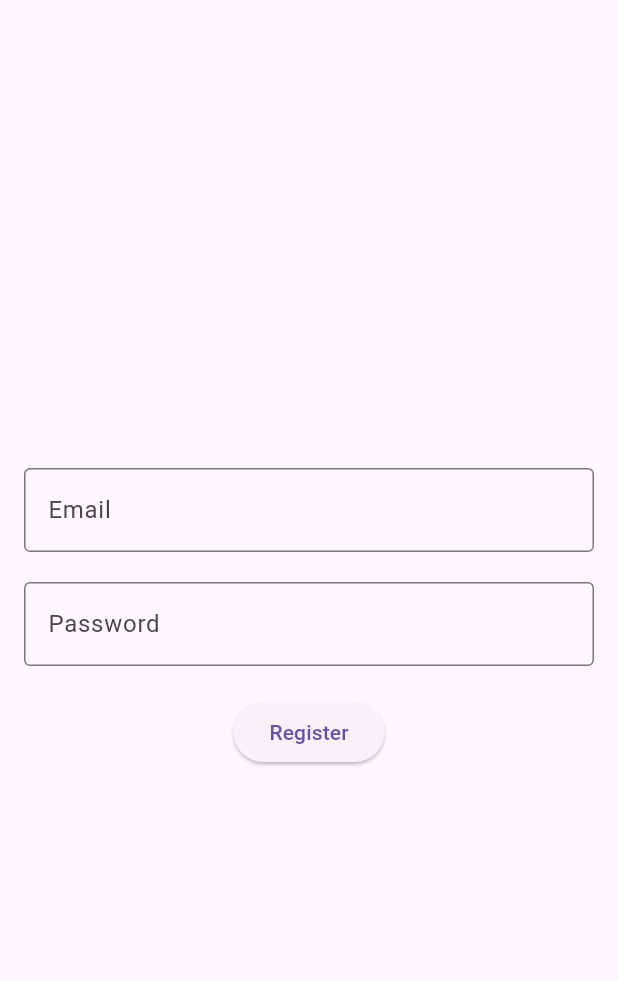
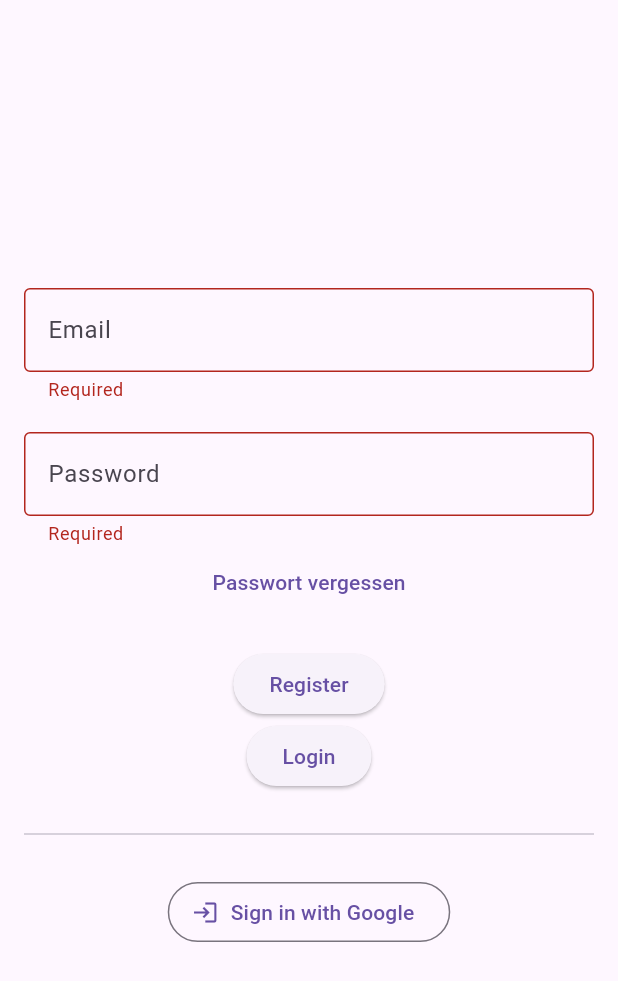
Before and after one commit to JanAppAkademie/b11_app, a Flutter app: the screen it shows after launch, after a tap on "Register", on a phone screen of 412 x 824 dp. Shown: the top 981 px of the screen. Run offline on Flutter 3.47's test engine with Material 3 defaults, Android fonts, the phone set to English and light mode, and no system bars; our stand-ins replace cloud_firestore, firebase_auth, firebase_core, google_sign_in; accounts and stored records are empty.

Commit message:
Add ForgetPassword and GoogleSignIn

```diff
--- /dev/null
+++ b/lib/features/auth/presentation/pages/login_page.dart
@@ -0,0 +1,137 @@
+import 'package:firebase_auth/firebase_auth.dart';
+import 'package:flutter/material.dart';
+import '../../data/auth_service.dart';
+
+class LoginPage extends StatefulWidget {
+  const LoginPage({super.key});
+
+  @override
+  State<LoginPage> createState() => _LoginPageState();
+}
+
+class _LoginPageState extends State<LoginPage> {
+  final AuthService _authService = AuthService();
+  final TextEditingController _emailController = TextEditingController();
+  final TextEditingController _passwordController = TextEditingController();
+
+  final _formKey = GlobalKey<FormState>();
+
+  void _register() async {
+    if (!_formKey.currentState!.validate()) return;
+
+    try {
+      await _authService.registerWithEmail(
+        _emailController.text,
+        _passwordController.text,
+      );
+    } on FirebaseAuthException catch (e) {
+      _showError(e.message ?? "Registration failed");
+    }
+  }
+
+  void _login() async {
+    if (!_formKey.currentState!.validate()) return;
+
+    try {
+      await _authService.signInWithEmail(
+        _emailController.text,
+        _passwordController.text,
+      );
+    } on FirebaseAuthException catch (e) {
+      _showError(e.message ?? "Login failed");
+    }
+  }
+
+  void _forgotPassword() async {
+    if (_emailController.text.isEmpty) {
+      _showError("Please enter your email to reset password");
+      return;
+    }
+    try {
+      await _authService.sendPasswordResetEmail(_emailController.text);
+      if (mounted) {
+        ScaffoldMessenger.of(context).showSnackBar(
+          const SnackBar(content: Text('Password reset email sent')),
+        );
+      }
+    } catch (e) {
+      _showError("Failed to send reset email");
+    }
+  }
+
+  void _signInWithGoogle() async {
+    try {
+      await _authService.signInWithGoogle();
+    } catch (e) {
+      _showError("Google Sign-In failed: $e");
+    }
+  }
+
+  void _showError(String message) {
+    if (mounted) {
+      ScaffoldMessenger.of(context).showSnackBar(
+        SnackBar(content: Text(message)),
+      );
+    }
+  }
+
+  @override
+  Widget build(BuildContext context) {
+    return Scaffold(
+      body: Padding(
+        padding: const EdgeInsets.all(16.0),
+        child: Form(
+          key: _formKey,
+          child: Column(
+            mainAxisAlignment: MainAxisAlignment.center,
+            children: [
+              TextFormField(
+                controller: _emailController,
+                decoration: const InputDecoration(
+                  hintText: 'Email',
+                  border: OutlineInputBorder(),
+                ),
+                keyboardType: TextInputType.emailAddress,
+                autofillHints: const [AutofillHints.email],
+                validator: (value) =>
+                    value != null && value.isNotEmpty ? null : 'Required',
+              ),
+              const SizedBox(height: 20),
+              TextFormField(
+                controller: _passwordController,
+                decoration: const InputDecoration(
+                  hintText: 'Password',
+                  border: OutlineInputBorder(),
+                ),
+                obscureText: true,
+                validator: (value) =>
+                    value != null && value.isNotEmpty ? null : 'Required',
+              ),
+              TextButton(
+                onPressed: _forgotPassword,
+                child: const Text("Passwort vergessen"),
+              ),
+              const SizedBox(height: 20),
+              ElevatedButton(
+                onPressed: _register,
+                child: const Text('Register'),
+              ),
+              ElevatedButton(
+                onPressed: _login,
+                child: const Text('Login'),
+              ),
+              const SizedBox(height: 20),
+              const Divider(),
+              const SizedBox(height: 20),
+              OutlinedButton.icon(
+                onPressed: _signInWithGoogle,
+                label: const Text("Sign in with Google"),
+                icon: const Icon(Icons.login),
+              ),
+            ],
+          ),
+        ),
+      ),
+    );
+  }
+}
--- /dev/null
+++ b/lib/features/home/presentation/pages/home_page.dart
@@ -0,0 +1,31 @@
+import 'package:firebase_auth/firebase_auth.dart';
+import 'package:flutter/material.dart';
+import '../../../auth/data/auth_service.dart';
+import '../../../auth/presentation/pages/login_page.dart';
+import 'main_app_page.dart';
+
+class HomePage extends StatelessWidget {
+  const HomePage({super.key});
+
+  @override
+  Widget build(BuildContext context) {
+    return Scaffold(
+      body: StreamBuilder<User?>(
+        stream: AuthService().authStateChanges,
+        builder: (context, snapshot) {
+          if (snapshot.connectionState == ConnectionState.active) {
+             if (snapshot.hasData) {
+               // User is logged in
+              return const MainAppPage();
+            }
+            // User is not logged in
+            return const LoginPage();
+          }
+
+          // Waiting for connection
+          return const Center(child: CircularProgressIndicator());
+        },
+      ),
+    );
+  }
+}
--- a/lib/main.dart
+++ b/lib/main.dart
@@ -2,7 +2,7 @@ import 'package:firebase_core/firebase_core.dart';
 import 'package:flutter/material.dart';
 
 import 'config/firebase_options.dart';
-import 'pages/home_page.dart';
+import 'features/home/presentation/pages/home_page.dart';
 
 void main() async {
   WidgetsFlutterBinding.ensureInitialized();
--- a/lib/pages/home_page.dart
+++ /dev/null
@@ -1,26 +0,0 @@
-import 'package:flutter/material.dart';
-import 'package:firebase_auth/firebase_auth.dart';
-
-import 'login_page.dart';
-import 'main_app_page.dart';
-
-class HomePage extends StatelessWidget {
-  const HomePage({super.key});
-
-  @override
-  Widget build(BuildContext context) {
-    return Scaffold(
-      body: Center(
-        child: StreamBuilder<User?>(
-          stream: FirebaseAuth.instance.authStateChanges(),
-          builder: (context, snapshot) {
-            if (snapshot.hasData) {
-              return const MainAppPage();
-            }
-            return const LoginPage();
-          },
-        ),
-      ),
-    );
-  }
-}
--- a/lib/pages/login_page.dart
+++ /dev/null
@@ -1,91 +0,0 @@
-import 'package:flutter/material.dart';
-import 'package:firebase_auth/firebase_auth.dart';
-
-class LoginPage extends StatelessWidget {
-  const LoginPage({super.key});
-
-  void register(
-    String emailAddress,
-    String password,
-    BuildContext context,
-  ) async {
-    FirebaseAuth.instance.authStateChanges().listen((User? user) {
-      if (user == null) {
-        print('User is currently signed out!');
-      } else {
-        print('User is signed in!');
-      }
-    });
-    try {
-      await FirebaseAuth.instance.createUserWithEmailAndPassword(
-        email: emailAddress,
-        password: password,
-      );
-    } on FirebaseAuthException catch (e) {
-      if (e.code == 'weak-password') {
-        if (context.mounted) {
-          ScaffoldMessenger.of(context).showSnackBar(
-            const SnackBar(content: Text('The password provided is too weak.')),
-          );
-        }
-      } else if (e.code == 'email-already-in-use') {
-        if (context.mounted) {
-          ScaffoldMessenger.of(context).showSnackBar(
-            const SnackBar(
-              content: Text('The account already exists for that email.'),
-            ),
-          );
-        }
-      }
-    } catch (e) {
-      print(e);
-    }
-  }
-
-  @override
-  Widget build(BuildContext context) {
-    TextEditingController emailController = TextEditingController();
-    TextEditingController passwordController = TextEditingController();
-    return Scaffold(
-      body: Padding(
-        padding: const EdgeInsets.all(16.0),
-        child: Column(
-          mainAxisAlignment: MainAxisAlignment.center,
-          children: [
-            TextFormField(
-              controller: emailController,
-              decoration: const InputDecoration(
-                hintText: 'Email',
-                border: OutlineInputBorder(),
-              ),
-              keyboardType: TextInputType.emailAddress,
-              autofillHints: const [AutofillHints.email],
-              validator: (value) =>
-                  value != null && value.isNotEmpty ? null : 'Required',
-            ),
-            const SizedBox(height: 20),
-            TextFormField(
-              controller: passwordController,
-              decoration: const InputDecoration(
-                hintText: 'Password',
-                border: OutlineInputBorder(),
-              ),
-              obscureText: true,
-              validator: (value) =>
-                  value != null && value.isNotEmpty ? null : 'Required',
-            ),
-            const SizedBox(height: 20),
-            ElevatedButton(
-              onPressed: () {
-                String emailAddress = emailController.text;
-                String password = passwordController.text;
-                register(emailAddress, password, context);
-              },
-              child: const Text('Register'),
-            ),
-          ],
-        ),
-      ),
-    );
-  }
-}
--- a/pubspec.yaml
+++ b/pubspec.yaml
@@ -1,6 +1,6 @@
 name: b11_app
 description: "A new Flutter project."
-publish_to: 'none'
+publish_to: "none"
 version: 0.1.0
 
 environment:
@@ -12,6 +12,7 @@ dependencies:
   firebase_core: ^4.2.1
   cloud_firestore: ^6.1.0
   firebase_auth: ^6.1.2
+  google_sign_in: ^7.2.0
 
 dev_dependencies:
   flutter_test:
```
Also changed, not shown: lib/features/auth/data/auth_service.dart (added, +94 -0 lines), lib/features/home/presentation/pages/main_app_page.dart (renamed from lib/pages/main_app_page.dart, +18 -7 lines), pubspec.lock, 5 other files.
